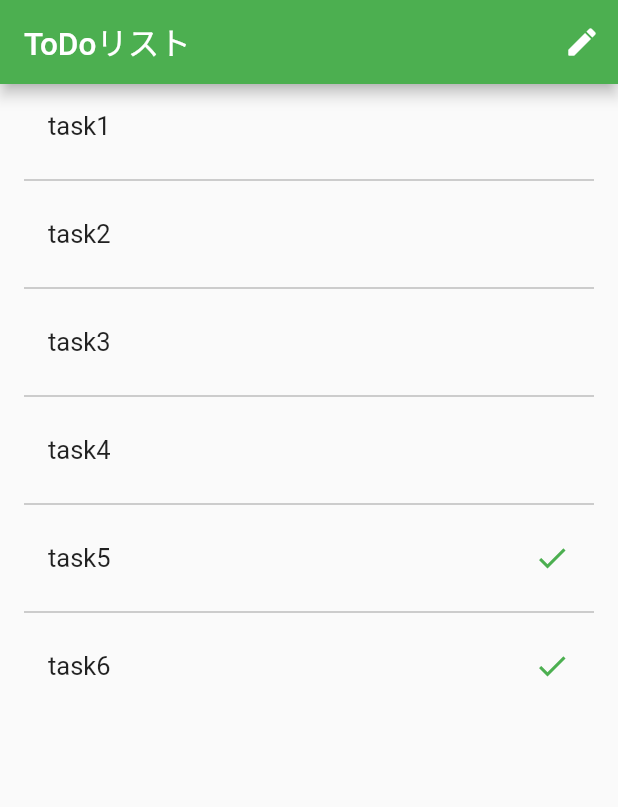
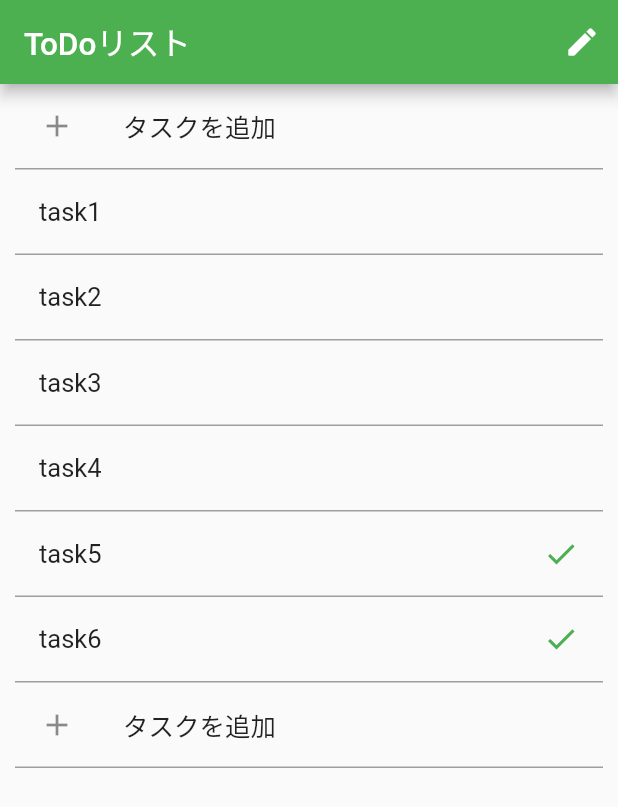
Before and after one commit to h-enoki/sample_riverpod_aap1, a Flutter app: the screen it shows after launch, on a phone screen of 412 x 824 dp. Shown: the top 807 px of the screen. Run offline on Flutter 3.47's test engine with Material 2 defaults, Android fonts, the light colour scheme and no system bars.

Commit message:
ReorderableListViewに変更

```diff
--- a/lib/src/views/home_page.dart
+++ b/lib/src/views/home_page.dart
@@ -25,16 +25,44 @@ class MyHomePage extends StatelessWidget {
           ),
         ],
       ),
-        body: ListView.separated(
-          padding: const EdgeInsets.symmetric(horizontal: 16.0),
+      // body: ListView.separated(
+      //   padding: const EdgeInsets.symmetric(horizontal: 16.0),
+      //   itemCount: task.length,
+      //   separatorBuilder: (BuildContext context, int index) {
+      //     return const Divider(color: Colors.grey);
+      //   },
+      //   itemBuilder: (context, index) {
+      //     return TodoListItem(index: index, task: task[index]);
+      //   },
+      // ),
+      body: ReorderableListView.builder(
         itemCount: task.length,
-          separatorBuilder: (BuildContext context, int index) {
-            return const Divider(color: Colors.grey);
+        header: const AddTaskListTile(),
+        footer: const AddTaskListTile(),
+        itemBuilder: (context, index) {
+          return Dismissible(
+            // スワイプ禁止
+            direction: DismissDirection.none,
+            key: Key(task[index].title),
+            child: TodoListItem(
+              index: index,
+              task: task[index],
+            ),
+          );
         },
-          itemBuilder: (context, index) {
-            return TodoListItem(index: index, task: task[index]);
+        // ドラッグ&ドロップ時のメソッド
+        onReorder: (oldIndex, newIndex) {
+          debugPrint("onReorder");
+          // setState(() {
+          //   if (newIndex > oldIndex) {
+          //     newIndex -= 1;
+          //   }
+          //   final item = _items.removeAt(oldIndex);
+          //   _items.insert(newIndex, item);
+          // });
         },
-        ));
+      ),
+    );
   }
 }
 
@@ -50,12 +78,48 @@ class TodoListItem extends StatelessWidget {
       onTap: () {
         debugPrint("onTap：$index");
       },
+      child: Container(
+        margin: const EdgeInsets.symmetric(horizontal: 10),
+        decoration: const BoxDecoration(
+          border: Border(
+            bottom: BorderSide(
+              color: Colors.grey,
+            ),
+          ),
+        ),
         child: ListTile(
+          key: Key(task.title),
           title: Text(task.title),
           trailing: task.isCompleted
               ? Icon(Icons.check, color: Theme.of(context).primaryColor)
               : null,
         ),
+      ),
     );
   }
 }
+
+class AddTaskListTile extends StatelessWidget {
+  const AddTaskListTile({super.key});
+
+  @override
+  Widget build(BuildContext context) {
+    return InkWell(
+      onTap: () {
+        debugPrint("AddTask");
+      },
+      child: Container(
+        margin: const EdgeInsets.symmetric(horizontal: 10),
+        decoration: const BoxDecoration(
+          border: Border(
+            bottom: BorderSide(color: Colors.grey),
+          ),
+        ),
+        child: const ListTile(
+          title: Text("タスクを追加"),
+          leading: Icon(Icons.add),
+        ),
+      ),
+    );
+  }
+}
```
Lines whose indentation alone changed are shown as unchanged.
